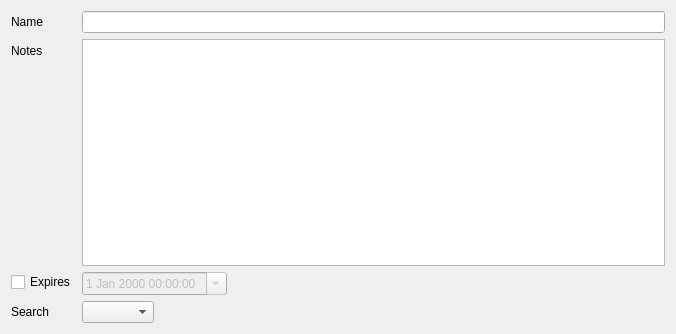
danilovsergei/keepassx-gdrive, file src/gui/group/EditGroupWidgetMain.ui: the form before one commit.
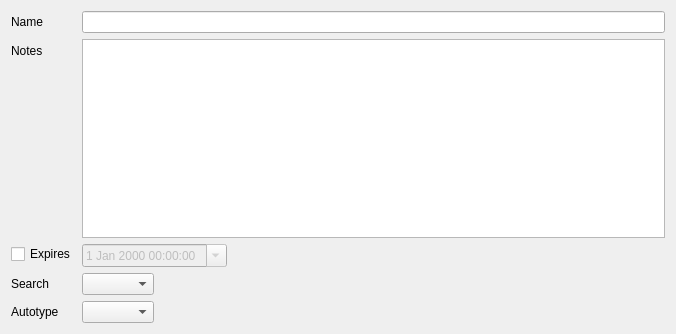
The form after the commit.

Commit message: Make group autotype setting editable via GUI.

Diff of the .ui file:
```diff
--- a/src/gui/group/EditGroupWidgetMain.ui
+++ b/src/gui/group/EditGroupWidgetMain.ui
@@ -63,6 +63,16 @@
      <item row="3" column="1">
       <widget class="QComboBox" name="searchComboBox"/>
      </item>
+     <item row="4" column="0">
+      <widget class="QLabel" name="autotypeLabel">
+       <property name="text">
+        <string>Autotype</string>
+       </property>
+      </widget>
+     </item>
+     <item row="4" column="1">
+      <widget class="QComboBox" name="autotypeComboBox"/>
+     </item>
     </layout>
    </item>
   </layout>
```
The commit also changes 1 other file.
